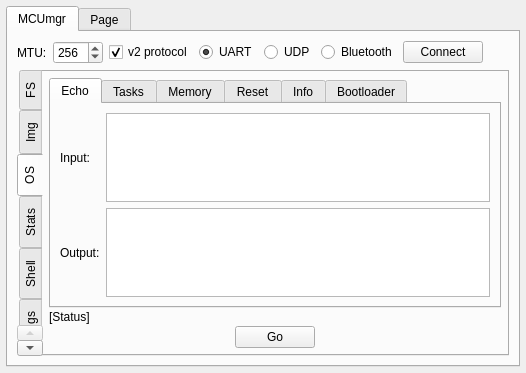
Qt form plugins/mcumgr/form.ui (thedjnK/AuTerm) before a commit.
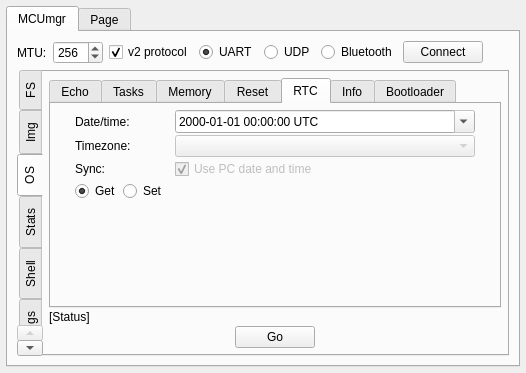
The same form after that commit. The open tabs and pages were chosen to show the change. Custom widgets are drawn as their Qt base class.

The edit to the form file:
```diff
--- a/plugins/mcumgr/form.ui
+++ b/plugins/mcumgr/form.ui
@@ -794,7 +794,7 @@
            <item row="0" column="0">
             <widget class="QTabWidget" name="selector_OS">
              <property name="currentIndex">
-              <number>0</number>
+              <number>4</number>
              </property>
              <widget class="QWidget" name="tab_OS_Echo">
               <attribute name="title">
@@ -981,6 +981,184 @@
                </item>
               </layout>
              </widget>
+             <widget class="QWidget" name="tab_os_rtc">
+              <attribute name="title">
+               <string>RTC</string>
+              </attribute>
+              <layout class="QGridLayout" name="gridLayout_18">
+               <property name="leftMargin">
+                <number>6</number>
+               </property>
+               <property name="topMargin">
+                <number>6</number>
+               </property>
+               <property name="rightMargin">
+                <number>6</number>
+               </property>
+               <property name="bottomMargin">
+                <number>6</number>
+               </property>
+               <property name="spacing">
+                <number>2</number>
+               </property>
+               <item row="5" column="1">
+                <spacer name="verticalSpacer_8">
+                 <property name="orientation">
+                  <enum>Qt::Vertical</enum>
+                 </property>
+                 <property name="sizeHint" stdset="0">
+                  <size>
+                   <width>20</width>
+                   <height>40</height>
+                  </size>
+                 </property>
+                </spacer>
+               </item>
+               <item row="1" column="1">
+                <widget class="QComboBox" name="combo_os_rtc_timezone">
+                 <property name="enabled">
+                  <bool>false</bool>
+                 </property>
+                </widget>
+               </item>
+               <item row="3" column="0" colspan="2">
+                <layout class="QHBoxLayout" name="horizontalLayout_19">
+                 <property name="spacing">
+                  <number>2</number>
+                 </property>
+                 <property name="topMargin">
+                  <number>0</number>
+                 </property>
+                 <item>
+                  <widget class="QRadioButton" name="radio_os_rtc_get">
+                   <property name="text">
+                    <string>Get</string>
+                   </property>
+                   <property name="checked">
+                    <bool>true</bool>
+                   </property>
+                  </widget>
+                 </item>
+                 <item>
+                  <widget class="QRadioButton" name="radio_os_rtc_set">
+                   <property name="text">
+                    <string>Set</string>
+                   </property>
+                  </widget>
+                 </item>
+                 <item>
+                  <spacer name="horizontalSpacer_15">
+                   <property name="orientation">
+                    <enum>Qt::Horizontal</enum>
+                   </property>
+                   <property name="sizeHint" stdset="0">
+                    <size>
+                     <width>40</width>
+                     <height>20</height>
+                    </size>
+                   </property>
+                  </spacer>
+                 </item>
+                </layout>
+               </item>
+               <item row="0" column="0">
+                <widget class="QLabel" name="label_13">
+                 <property name="maximumSize">
+                  <size>
+                   <width>80</width>
+                   <height>16777215</height>
+                  </size>
+                 </property>
+                 <property name="text">
+                  <string>Date/time:</string>
+                 </property>
+                </widget>
+               </item>
+               <item row="2" column="0">
+                <widget class="QLabel" name="label_31">
+                 <property name="maximumSize">
+                  <size>
+                   <width>100</width>
+                   <height>16777215</height>
+                  </size>
+                 </property>
+                 <property name="text">
+                  <string>Sync:</string>
+                 </property>
+                </widget>
+               </item>
+               <item row="0" column="1">
+                <widget class="QDateTimeEdit" name="edit_os_rtc_date_time">
+                 <property name="minimumSize">
+                  <size>
+                   <width>250</width>
+                   <height>0</height>
+                  </size>
+                 </property>
+                 <property name="maximumSize">
+                  <size>
+                   <width>300</width>
+                   <height>16777215</height>
+                  </size>
+                 </property>
+                 <property name="readOnly">
+                  <bool>true</bool>
+                 </property>
+                 <property name="accelerated">
+                  <bool>true</bool>
+                 </property>
+                 <property name="showGroupSeparator" stdset="0">
+                  <bool>true</bool>
+                 </property>
+                 <property name="minimumDate">
+                  <date>
+                   <year>1970</year>
+                   <month>1</month>
+                   <day>1</day>
+                  </date>
+                 </property>
+                 <property name="currentSection">
+                  <enum>QDateTimeEdit::YearSection</enum>
+                 </property>
+                 <property name="displayFormat">
+                  <string>yyyy-MM-dd HH:mm:ss t</string>
+                 </property>
+                 <property name="calendarPopup">
+                  <bool>true</bool>
+                 </property>
+                 <property name="timeSpec">
+                  <enum>Qt::LocalTime</enum>
+                 </property>
+                </widget>
+               </item>
+               <item row="1" column="0">
+                <widget class="QLabel" name="label_30">
+                 <property name="maximumSize">
+                  <size>
+                   <width>100</width>
+                   <height>16777215</height>
+                  </size>
+                 </property>
+                 <property name="text">
+                  <string>Timezone:</string>
+                 </property>
+                </widget>
+               </item>
+               <item row="2" column="1">
+                <widget class="QCheckBox" name="check_os_rtc_use_pc_date_time">
+                 <property name="enabled">
+                  <bool>false</bool>
+                 </property>
+                 <property name="text">
+                  <string>Use PC date and time</string>
+                 </property>
+                 <property name="checked">
+                  <bool>true</bool>
+                 </property>
+                </widget>
+               </item>
+              </layout>
+             </widget>
              <widget class="QWidget" name="tab_OS_Info">
               <attribute name="title">
                <string>Info</string>
```
Left out of the diff: 2 changed lines with no effect on the pictures.
